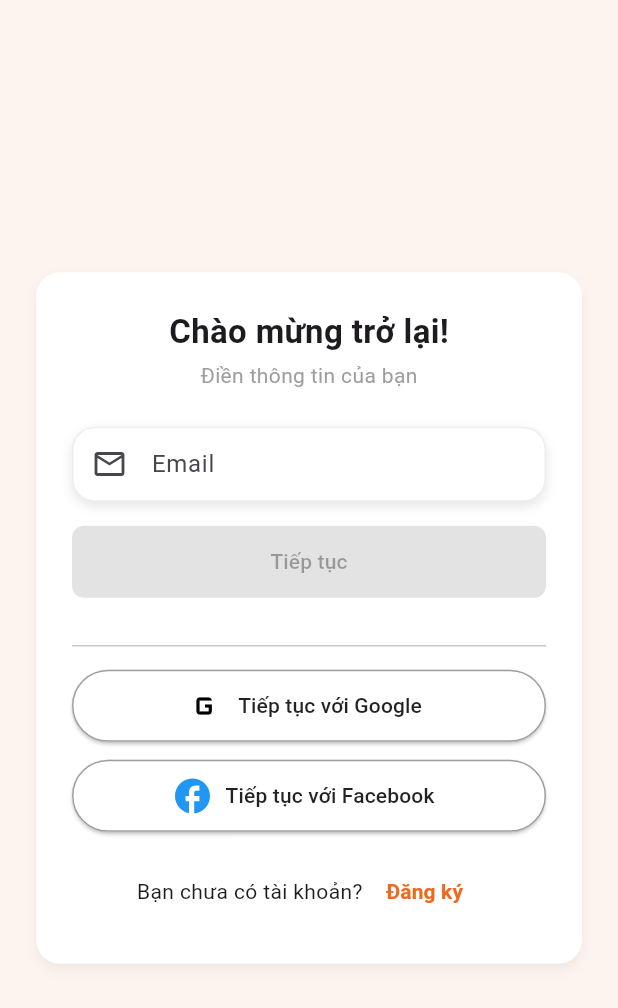
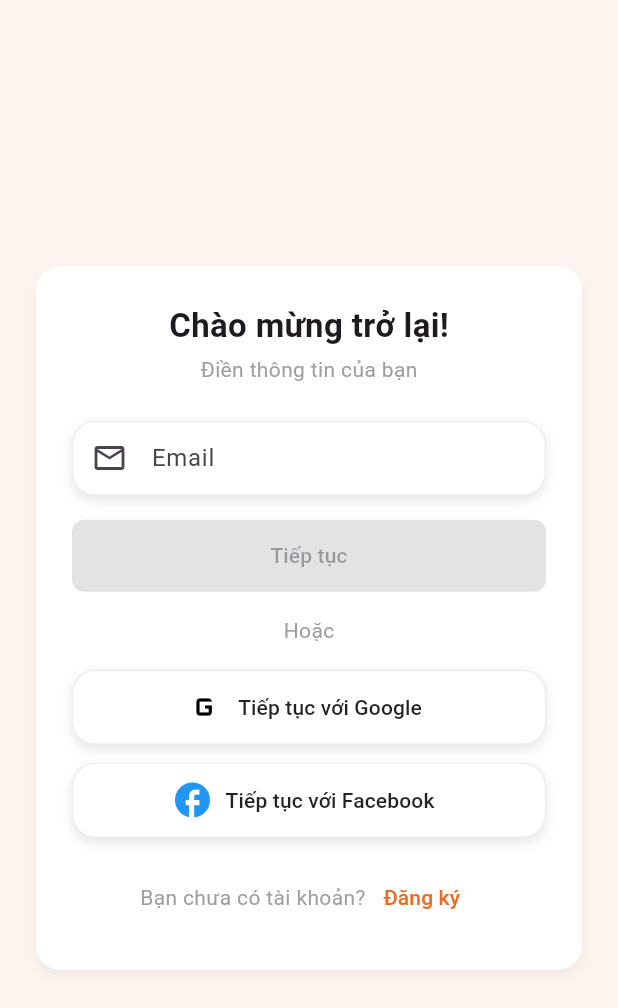
Before and after one commit to vuongchienn/BTL_Mobile_ToDoList, a Flutter app: the LoginPage screen opened by its route, on a phone screen of 412 x 824 dp. Shown: the top 1008 px of the screen. Run offline on Flutter 3.47's test engine with Material 3 defaults, Android fonts, the phone set to English and light mode, and no system bars; our stand-ins replace dio, flutter_riverpod, font_awesome_flutter, go_router, pin_code_fields, shared_preferences; accounts and stored records are empty.

Commit message:
fix giao dien login

```diff
--- a/lib/features/auth/presentation/pages/login_page.dart
+++ b/lib/features/auth/presentation/pages/login_page.dart
@@ -24,6 +24,8 @@ class _LoginPageState extends State<LoginPage> {
   bool hasText = false;
   bool isLoading = false;
   bool obscurePassword = true;
+
+  String? errorMessage;
 
   late final LoginUseCase loginUseCase;
 
@@ -70,30 +72,33 @@ class _LoginPageState extends State<LoginPage> {
   }
 
   setState(() => isLoading = true);
+  try {
+    final result = await loginUseCase(email, password);
 
-  try {
-    // Gọi usecase (đảm bảo usecase trả về token hoặc user data)
-    final result = await loginUseCase(email, password);
-    // 🔐 Nếu loginUseCase trả về token:
     if (result != null && result['data'] != null) {
-      await AuthStorage.saveToken(result['data']); // lưu token
-      await authStreamService.notifyChange(); // router sẽ refresh
+      await AuthStorage.saveToken(result['data']);
+      await authStreamService.notifyChange();
       if (!mounted) return;
-      ScaffoldMessenger.of(context).showSnackBar(
-        const SnackBar(content: Text('Đăng nhập thành công ✅')),
-      );
-      // ✅ Điều hướng sang trang Home
+      setState(() {
+        errorMessage = null; // ✅ clear lỗi nếu đăng nhập thành công
+      });
       context.go(AppRoutes.home);
     } else {
-      throw Exception('Không nhận được token từ server.');
+      setState(() {
+        errorMessage = 'Tài khoản hoặc mật khẩu không chính xác';
+      });
     }
   } catch (e) {
     print("❌ Login error: $e");
-    ScaffoldMessenger.of(context).showSnackBar(
-      SnackBar(content: Text('Đăng nhập thất bại: $e')),
-    );
-  } finally {
-    if (mounted) setState(() => isLoading = false);
+    setState(() {
+      errorMessage = 'Tài khoản hoặc mật khẩu không chính xác';
+    });
+  }
+  finally {
+    // ✅ luôn tắt trạng thái loading sau khi xử lý xong
+    if (mounted) {
+      setState(() => isLoading = false);
+    }
   }
 }
 
@@ -157,14 +162,16 @@ class _LoginPageState extends State<LoginPage> {
                   ),
 
                 const SizedBox(height: 16),
-
                 // Nếu showPasswordField = true => hiển thị ô nhập mật khẩu
                 if (showPasswordField == true) ...[
+                  Column(
+                    crossAxisAlignment: CrossAxisAlignment.start,
+                    children: [
                       Container(
                         decoration: BoxDecoration(
                           color: Colors.white,
                           borderRadius: BorderRadius.circular(15),
-                       border: Border.all(color: Colors.grey.shade200, width: 1), // viền xám
+                          border: Border.all(color: Colors.grey.shade200, width: 1),
                           boxShadow: [
                             BoxShadow(
                               color: Colors.black.withOpacity(0.1),
@@ -194,6 +201,16 @@ class _LoginPageState extends State<LoginPage> {
                           ),
                         ),
                       ),
+                      if (errorMessage != null) ...[
+                        const SizedBox(height: 8),
+                        Text(
+                          errorMessage!,
+                          style: const TextStyle(color: Colors.red, fontSize: 13),
+                        ),
+                      ],
+                    ],
+                  ),
+
                   const SizedBox(height: 16),
                   Align(
                     alignment: Alignment.centerRight,
@@ -244,7 +261,11 @@ class _LoginPageState extends State<LoginPage> {
                     child: const Text("Tiếp tục"),
                   ),
                   const SizedBox(height: 16),
-                  const Divider(height: 32, thickness: 1),
+                  const Text(
+                    "Hoặc",
+                    style: TextStyle(color: Colors.grey),
+                  ),
+                  const SizedBox(height: 16),
                   _socialButton(Icons.g_mobiledata, "Tiếp tục với Google"),
                   const SizedBox(height: 12),
                   _socialButton(Icons.facebook, "Tiếp tục với Facebook",
@@ -253,13 +274,15 @@ class _LoginPageState extends State<LoginPage> {
                   Row(
                     mainAxisAlignment: MainAxisAlignment.center,
                     children: [
-                      const Text("Bạn chưa có tài khoản? "),
+                      const Text(
+                        "Bạn chưa có tài khoản?",
+                        style: TextStyle(color: Colors.grey),
+                      ),
                       TextButton(onPressed: () => context.go(AppRoutes.register)
                       ,child: const Text(
                           "Đăng ký",
                           style: TextStyle(
                             color: Color(0xFFEF6820),
-                            fontWeight: FontWeight.bold,
                           ),
                         ),)
                     ],
@@ -273,16 +296,38 @@ class _LoginPageState extends State<LoginPage> {
     );
   }
   Widget _socialButton(IconData icon, String text, {Color? iconColor}) {
-    return ElevatedButton.icon(
+  return Container(
+    decoration: BoxDecoration(
+      color: Colors.white,
+      borderRadius: BorderRadius.circular(15),
+      border: Border.all(color: Colors.grey.shade200, width: 1), // ✅ viền giống ô nhập email
+      boxShadow: [
+        BoxShadow(
+          color: Colors.black.withOpacity(0.1), // ✅ bóng nhẹ
+          blurRadius: 6, // độ mờ
+          offset: const Offset(0, 3), // vị trí bóng
+        ),
+      ],
+    ),
+    child: OutlinedButton.icon(
       onPressed: () {},
       icon: Icon(icon, size: 28, color: iconColor ?? Colors.black),
-      label: Text(text),
-      style: ElevatedButton.styleFrom(
+      label: Text(
+        text,
+        style: const TextStyle(color: Colors.black87),
+      ),
+      style: OutlinedButton.styleFrom(
         minimumSize: const Size(double.infinity, 48),
         backgroundColor: Colors.white,
-        foregroundColor: Colors.black87,
-        side: const BorderSide(color: Colors.grey),
+        side: BorderSide.none, // ❌ bỏ viền mặc định vì Container đã có viền
+        shape: RoundedRectangleBorder(
+          borderRadius: BorderRadius.circular(15),
+        ),
+      ),
     ),
   );
 }
+
+
+
 }
```
Lines whose indentation alone changed are shown as unchanged.
